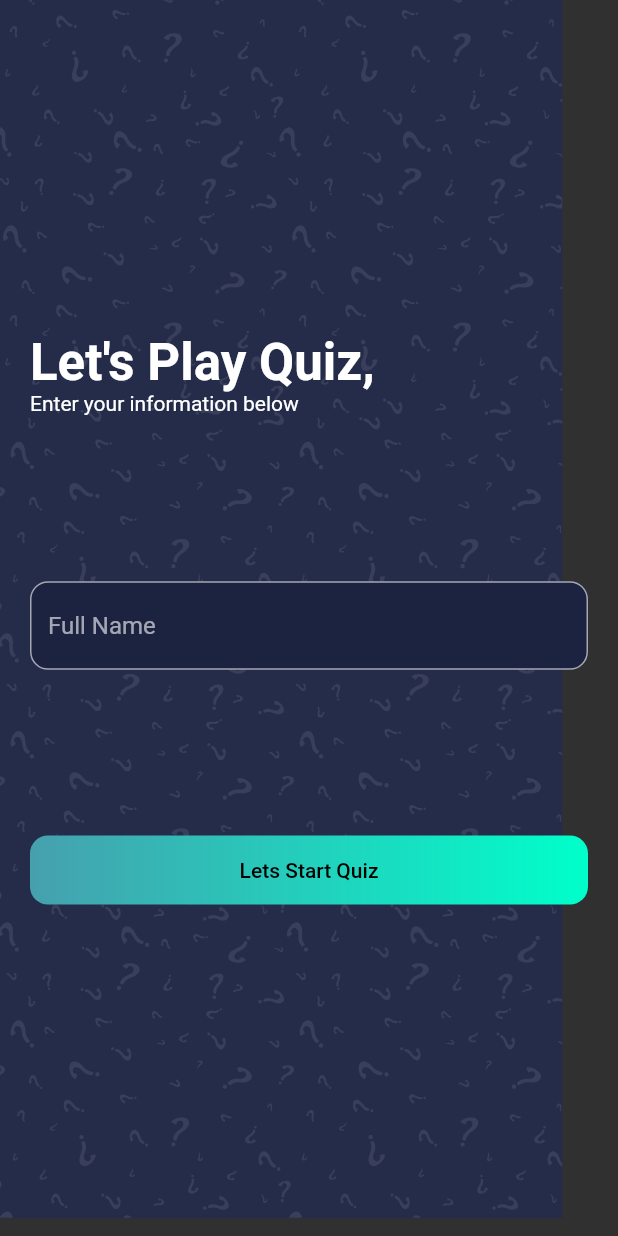
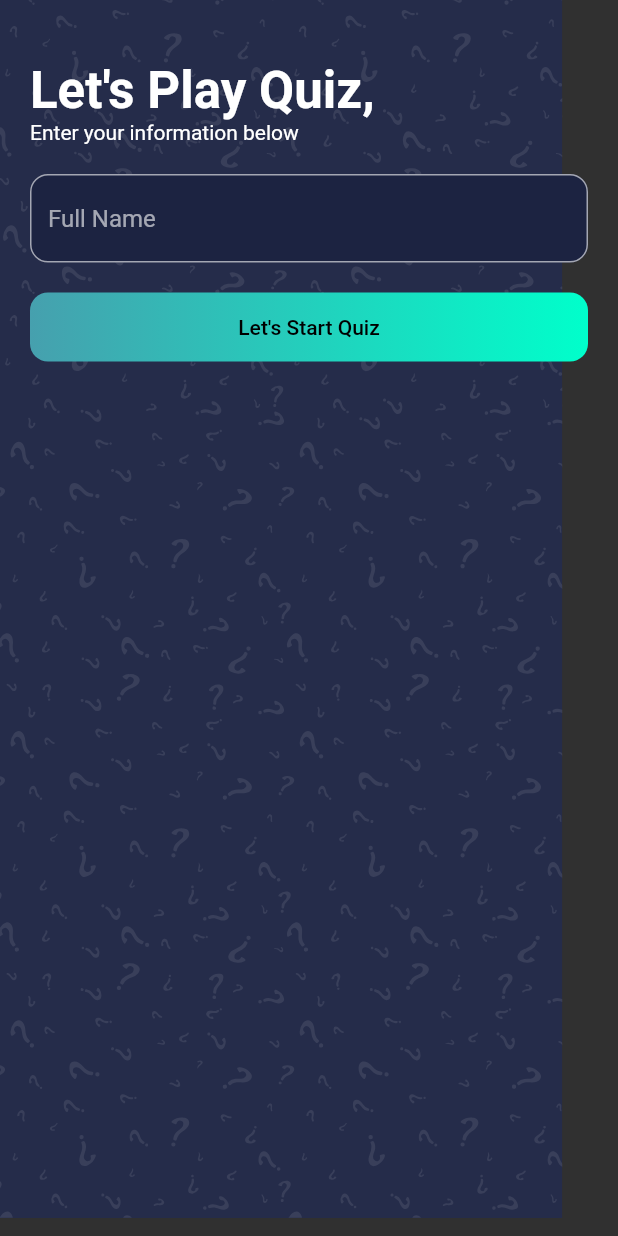
Before and after one commit to 0856305271/TongMinhTrieu_0850070061_Buoi4, a Flutter app: the screen it shows after launch, on a phone screen of 412 x 824 dp. Run offline on Flutter 3.47's test engine with Material 2 defaults, Android fonts, the phone set to English and light mode, and no system bars; our stand-ins replace flutter_svg, get, websafe_svg; missing offline and left inert: grid_staggered_lite.

Commit message:
Initial Commit

```diff
--- a/bai4/lib/screens/quiz/components/body.dart
+++ b/bai4/lib/screens/quiz/components/body.dart
@@ -4,7 +4,7 @@ import 'package:flutter/material.dart';
 import 'package:get/get.dart';
 import 'package:bai4/constants.dart';
 import 'package:bai4/controllers/question_controller.dart';
-//import 'package:quizapp/models/Questions.dart';
+//import 'package:untitled/models/Questions.dart';
 import 'package:flutter_svg/svg.dart';
 
 import 'progress_bar.dart';
--- a/bai4/lib/screens/quiz/components/question_card.dart
+++ b/bai4/lib/screens/quiz/components/question_card.dart
@@ -1,5 +1,3 @@
-// ignore_for_file: no_leading_underscores_for_local_identifiers
-
 import 'package:flutter/material.dart';
 import 'package:get/get.dart';
 import 'package:bai4/controllers/question_controller.dart';
@@ -11,7 +9,6 @@ import 'option.dart';
 class QuestionCard extends StatelessWidget {
   const QuestionCard({
     Key? key,
-    // it means we have to pass this
     required this.question,
   }) : super(key: key);
 
@@ -19,7 +16,7 @@ class QuestionCard extends StatelessWidget {
 
   @override
   Widget build(BuildContext context) {
-    QuestionController _controller = Get.put(QuestionController());
+    QuestionController controller = Get.put(QuestionController());
     return Container(
       margin: const EdgeInsets.symmetric(horizontal: kDefaultPadding),
       padding: const EdgeInsets.all(kDefaultPadding),
@@ -27,6 +24,7 @@ class QuestionCard extends StatelessWidget {
         color: Colors.white,
         borderRadius: BorderRadius.circular(25),
       ),
+      child: SingleChildScrollView(
         child: Column(
           children: [
             Text(
@@ -42,11 +40,12 @@ class QuestionCard extends StatelessWidget {
                   (index) => Option(
                 index: index,
                 text: question.options[index],
-              press: () => _controller.checkAns(question, index),
+                press: () => controller.checkAns(question, index),
               ),
             ),
           ],
         ),
+      ),
     );
   }
 }
--- a/bai4/lib/screens/welcome/welcome_screen.dart
+++ b/bai4/lib/screens/welcome/welcome_screen.dart
@@ -1,5 +1,3 @@
-// ignore_for_file: prefer_const_constructors
-
 import 'package:flutter/material.dart';
 import 'package:flutter_svg/svg.dart';
 import 'package:get/get.dart';
@@ -8,26 +6,27 @@ import 'package:bai4/screens/quiz/quiz_screen.dart';
 
 class WelcomeScreen extends StatelessWidget {
   const WelcomeScreen({Key? key}) : super(key: key);
+
   @override
   Widget build(BuildContext context) {
     return Scaffold(
-      body: Stack(
-        children: [
-          SvgPicture.asset("assets/icons/bg.svg", fit: BoxFit.fill),
-          SafeArea(
-            child: Padding(
+      body: SingleChildScrollView(
+        child: Stack(
+          children: [
+            SvgPicture.asset("assets/icons/bg.svg", fit: BoxFit.fill),
+            Padding(
               padding: const EdgeInsets.symmetric(horizontal: kDefaultPadding),
               child: Column(
                 crossAxisAlignment: CrossAxisAlignment.start,
                 children: [
-                  const Spacer(flex: 2), //2/6
+                  const SizedBox(height: kDefaultPadding * 2), // 2/6
                   Text(
                     "Let's Play Quiz,",
                     style: Theme.of(context).textTheme.headlineMedium?.copyWith(
                         color: Colors.white, fontWeight: FontWeight.bold),
                   ),
                   const Text("Enter your information below"),
-                  const Spacer(), // 1/6
+                  const SizedBox(height: kDefaultPadding), // 1/6
                   const TextField(
                     decoration: InputDecoration(
                       filled: true,
@@ -38,9 +37,9 @@ class WelcomeScreen extends StatelessWidget {
                       ),
                     ),
                   ),
-                  const Spacer(), // 1/6
+                  const SizedBox(height: kDefaultPadding), // 1/6
                   InkWell(
-                    onTap: () => Get.to(QuizScreen()),
+                    onTap: () => Get.to(const QuizScreen()),
                     child: Container(
                       width: double.infinity,
                       alignment: Alignment.center,
@@ -50,7 +49,7 @@ class WelcomeScreen extends StatelessWidget {
                         borderRadius: BorderRadius.all(Radius.circular(12)),
                       ),
                       child: Text(
-                        "Lets Start Quiz",
+                        "Let's Start Quiz",
                         style: Theme.of(context)
                             .textTheme
                             .labelLarge
@@ -58,12 +57,12 @@ class WelcomeScreen extends StatelessWidget {
                       ),
                     ),
                   ),
-                  const Spacer(flex: 2), // it will take 2/6 spaces
+                  const SizedBox(height: kDefaultPadding * 2), // 2/6
                 ],
               ),
             ),
-          ),
-        ],
+          ],
+        ),
       ),
     );
   }
```
Lines whose indentation alone changed are shown as unchanged.
